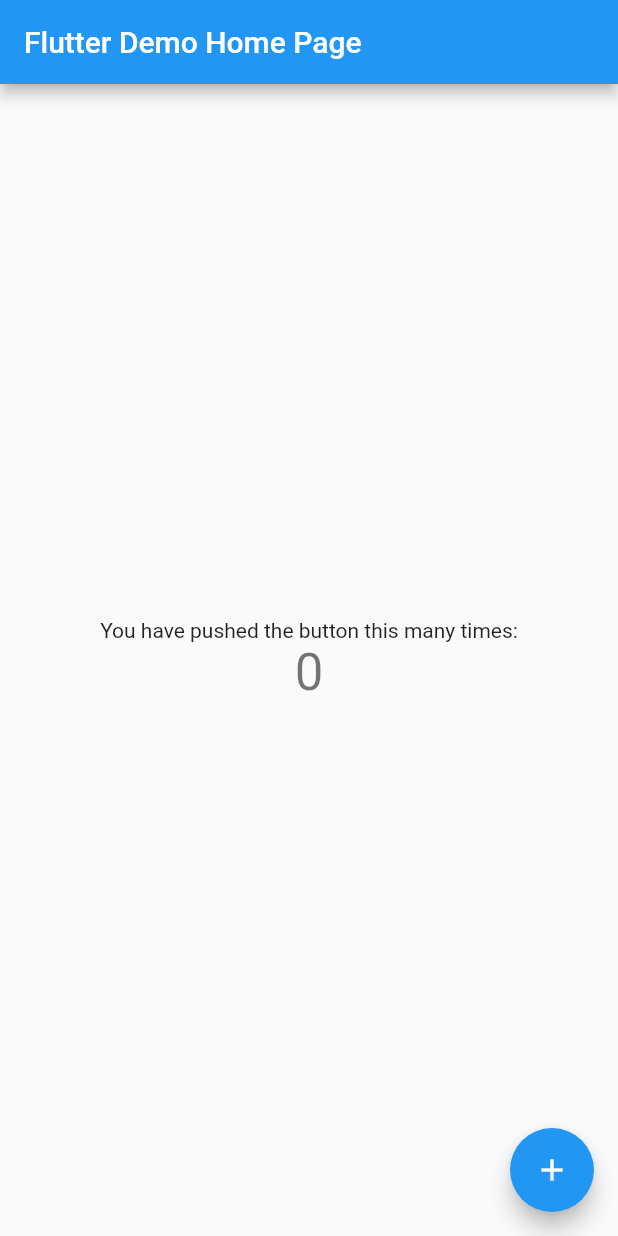
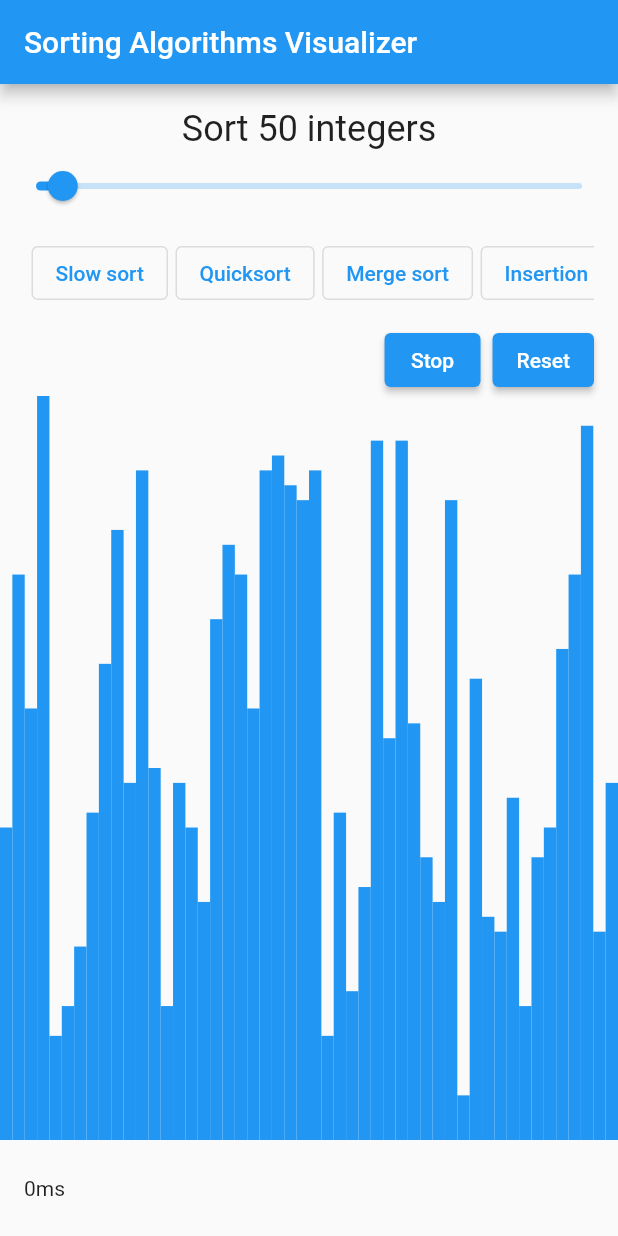
Before and after one commit to yjuyjuy/flutter-algorithm-visualizer, a Flutter app: the screen it shows after launch, on a phone screen of 412 x 824 dp. Run offline on Flutter 3.47's test engine with Material 2 defaults, Android fonts, the phone set to English and light mode, and no system bars.

```diff
--- a/lib/main.dart
+++ b/lib/main.dart
@@ -1,3 +1,6 @@
+import 'dart:async';
+import 'dart:math';
+
 import 'package:flutter/material.dart';
 
 void main() {
@@ -9,39 +12,19 @@ class MyApp extends StatelessWidget {
   @override
   Widget build(BuildContext context) {
     return MaterialApp(
-      title: 'Flutter Demo',
+      title: 'Sorting Algorithms Visualizer',
       theme: ThemeData(
-        // This is the theme of your application.
-        //
-        // Try running your application with "flutter run". You'll see the
-        // application has a blue toolbar. Then, without quitting the app, try
-        // changing the primarySwatch below to Colors.green and then invoke
-        // "hot reload" (press "r" in the console where you ran "flutter run",
-        // or simply save your changes to "hot reload" in a Flutter IDE).
-        // Notice that the counter didn't reset back to zero; the application
-        // is not restarted.
         primarySwatch: Colors.blue,
-        // This makes the visual density adapt to the platform that you run
-        // the app on. For desktop platforms, the controls will be smaller and
-        // closer together (more dense) than on mobile platforms.
+        accentColor: Colors.pink,
         visualDensity: VisualDensity.adaptivePlatformDensity,
       ),
-      home: MyHomePage(title: 'Flutter Demo Home Page'),
+      home: MyHomePage(title: 'Sorting Algorithms Visualizer'),
     );
   }
 }
 
 class MyHomePage extends StatefulWidget {
   MyHomePage({Key key, this.title}) : super(key: key);
-
-  // This widget is the home page of your application. It is stateful, meaning
-  // that it has a State object (defined below) that contains fields that affect
-  // how it looks.
-
-  // This class is the configuration for the state. It holds the values (in this
-  // case the title) provided by the parent (in this case the App widget) and
-  // used by the build method of the State. Fields in a Widget subclass are
-  // always marked "final".
 
   final String title;
 
@@ -50,68 +33,265 @@ class MyHomePage extends StatefulWidget {
 }
 
 class _MyHomePageState extends State<MyHomePage> {
-  int _counter = 0;
+  final _random = Random();
+  final _maxValue = 1000;
+  final List<String> methods = ['Quick sort'];
+  final _t = Stopwatch();
+  static const _delay = Duration(microseconds: 1);
 
-  void _incrementCounter() {
-    setState(() {
-      // This call to setState tells the Flutter framework that something has
-      // changed in this State, which causes it to rerun the build method below
-      // so that the display can reflect the updated values. If we changed
-      // _counter without calling setState(), then the build method would not be
-      // called again, and so nothing would appear to happen.
-      _counter++;
+  // params
+  int _size = 50;
+  List<int> _values;
+  String _method;
+
+  // flags
+  bool _shouldStop;
+  int _ptr1;
+  int _ptr2;
+
+  void _start(Function sortFunction) {
+    _shouldStop = false;
+    setState(() {});
+
+    _t
+      ..reset()
+      ..start();
+    final refreshRate = 360;
+    final refreshTimer = Timer.periodic(
+        Duration(microseconds: (1000000 / refreshRate).round()),
+        (_) => setState(() {}));
+    sortFunction().then((_) {
+      _method = null;
+      _t.stop();
+      refreshTimer.cancel();
+      setState(() {});
     });
+  }
+
+  void _stop() => _shouldStop = true;
+
+  void _reset() {
+    _t.reset();
+    _values = List.generate(_size, (_) => _random.nextInt(_size) + 1);
+  }
+
+  void _swap(int i, int j) {
+    int tmp = _values[j];
+    _values[j] = _values[i];
+    _values[i] = tmp;
+  }
+
+  Future<void> _slowSort() async {
+    for (_ptr1 = 0; _ptr1 < _size - 1; _ptr1++) {
+      for (_ptr2 = _ptr1 + 1; _ptr2 < _size; _ptr2++) {
+        if (_shouldStop) return;
+        if (_values[_ptr2] < _values[_ptr1]) {
+          _swap(_ptr1, _ptr2);
+        }
+        await Future.delayed(_delay);
+      }
+    }
+  }
+
+  Future<void> _quicksort([int start, int end]) async {
+    start ??= 0;
+    end ??= _values.length - 1;
+    if (end <= start) return;
+    _ptr1 = end;
+    for (_ptr2 = start; _ptr2 < _ptr1;) {
+      if (_shouldStop) return;
+      if (_values[_ptr2] > _values[_ptr1]) {
+        _swap(_ptr1 - 1, _ptr1);
+        if (_ptr1 - 1 > _ptr2) _swap(_ptr2, _ptr1);
+        _ptr1--;
+      } else {
+        _ptr2++;
+      }
+      await Future.delayed(_delay);
+    }
+    await _quicksort(start, _ptr1 - 1);
+    await _quicksort(_ptr1 + 1, end);
+  }
+
+  Future<void> _mergeSort([int start, int end]) async {
+    start ??= 0;
+    end ??= _values.length - 1;
+    if (end <= start) return;
+    int mid = ((start + end) / 2.0).ceil();
+    await _mergeSort(start, mid - 1);
+    await _mergeSort(mid, end);
+    List<int> tmp = [];
+    _ptr1 = start;
+    _ptr2 = mid;
+    while (_ptr1 <= mid - 1 || _ptr2 <= end) {
+      if (_ptr1 > mid - 1) {
+        tmp.add(_values[_ptr2]);
+        _ptr2++;
+      } else if (_ptr2 > end) {
+        tmp.add(_values[_ptr1]);
+        _ptr1++;
+      } else if (_values[_ptr1] <= _values[_ptr2]) {
+        tmp.add(_values[_ptr1]);
+        _ptr1++;
+      } else {
+        tmp.add(_values[_ptr2]);
+        _ptr2++;
+      }
+      await Future.delayed(_delay);
+    }
+    for (int i = 0; i < tmp.length; i++) {
+      _ptr1 = start + i;
+      _values[_ptr1] = tmp[i];
+      await Future.delayed(_delay);
+    }
+  }
+
+  Future<void> _insertionSort() async {
+    _ptr1 = 1;
+    while (_ptr1 < _values.length) {
+      _ptr2 = _ptr1;
+      while (_ptr2 > 0 && _values[_ptr2] < _values[_ptr2 - 1]) {
+        if (_shouldStop) return;
+        _swap(_ptr2, _ptr2 - 1);
+        _ptr2--;
+        await Future.delayed(_delay);
+      }
+      _ptr1++;
+    }
+  }
+
+  Future<void> _selectionSort() async {
+    int min;
+    for (_ptr1 = 0; _ptr1 < _size - 1; _ptr1++) {
+      min = _ptr1;
+      for (_ptr2 = _ptr1 + 1; _ptr2 < _size; _ptr2++) {
+        if (_shouldStop) return;
+        if (_values[_ptr2] < _values[min]) {
+          min = _ptr2;
+        }
+        await Future.delayed(_delay);
+      }
+      if (_ptr1 != min) {
+        _swap(min, _ptr1);
+      }
+    }
+  }
+
+  @override
+  void initState() {
+    super.initState();
+    _reset();
   }
 
   @override
   Widget build(BuildContext context) {
-    // This method is rerun every time setState is called, for instance as done
-    // by the _incrementCounter method above.
-    //
-    // The Flutter framework has been optimized to make rerunning build methods
-    // fast, so that you can just rebuild anything that needs updating rather
-    // than having to individually change instances of widgets.
+    final media = MediaQuery.of(context);
+    final itemWidth = media.size.width / _values.length;
+    final theme = Theme.of(context);
+    final methods = {
+      'Slow sort': _slowSort,
+      'Quicksort': _quicksort,
+      'Merge sort': _mergeSort,
+      'Insertion sort': _insertionSort,
+      'Selection sort': _selectionSort,
+    };
     return Scaffold(
       appBar: AppBar(
-        // Here we take the value from the MyHomePage object that was created by
-        // the App.build method, and use it to set our appbar title.
         title: Text(widget.title),
       ),
-      body: Center(
-        // Center is a layout widget. It takes a single child and positions it
-        // in the middle of the parent.
-        child: Column(
-          // Column is also a layout widget. It takes a list of children and
-          // arranges them vertically. By default, it sizes itself to fit its
-          // children horizontally, and tries to be as tall as its parent.
-          //
-          // Invoke "debug painting" (press "p" in the console, choose the
-          // "Toggle Debug Paint" action from the Flutter Inspector in Android
-          // Studio, or the "Toggle Debug Paint" command in Visual Studio Code)
-          // to see the wireframe for each widget.
-          //
-          // Column has various properties to control how it sizes itself and
-          // how it positions its children. Here we use mainAxisAlignment to
-          // center the children vertically; the main axis here is the vertical
-          // axis because Columns are vertical (the cross axis would be
-          // horizontal).
-          mainAxisAlignment: MainAxisAlignment.center,
-          children: <Widget>[
-            Text(
-              'You have pushed the button this many times:',
+      body: Column(
+        children: [
+          const SizedBox(height: 16),
+          Text(
+            'Sort $_size integers',
+            textAlign: TextAlign.center,
+            style: theme.textTheme.headline5,
+          ),
+          Slider(
+            min: 1.0 / _maxValue,
+            max: 1.0,
+            value: 1.0 * _size / _maxValue,
+            onChanged: (value) =>
+                setState(() => _size = (value * _maxValue / 10).ceil() * 10),
+            onChangeEnd: (value) => setState(() => _reset()),
+          ),
+          Container(
+            padding: const EdgeInsets.all(16),
+            height: theme.buttonTheme.height + 32,
+            child: ListView(
+              physics: BouncingScrollPhysics(
+                  parent: AlwaysScrollableScrollPhysics()),
+              scrollDirection: Axis.horizontal,
+              children: [
+                for (final method in methods.keys) ...[
+                  const SizedBox(width: 5),
+                  _method == method
+                      ? ElevatedButton(
+                          onPressed: () {
+                            _method = method;
+                            _start(methods[method]);
+                          },
+                          child: Text(method),
+                        )
+                      : OutlinedButton(
+                          onPressed: () {
+                            _method = method;
+                            _start(methods[method]);
+                          },
+                          child: Text(method),
+                        ),
+                ]
+              ],
             ),
-            Text(
-              '$_counter',
-              style: Theme.of(context).textTheme.headline4,
+          ),
+          Row(
+            mainAxisAlignment: MainAxisAlignment.end,
+            children: [
+              const SizedBox(width: 16),
+              ElevatedButton(
+                onPressed: _stop,
+                child: Text('Stop'),
+              ),
+              const SizedBox(width: 8),
+              ElevatedButton(
+                onPressed: () => setState(() => _reset()),
+                child: Text('Reset'),
+              ),
+              const SizedBox(width: 16),
+            ],
+          ),
+          Expanded(
+            child: LayoutBuilder(
+              builder: (context, constraints) {
+                final heightRatio = constraints.maxHeight / _values.length;
+                return Row(
+                  mainAxisSize: MainAxisSize.min,
+                  crossAxisAlignment: CrossAxisAlignment.end,
+                  children: [
+                    for (int i = 0; i < _values.length; i++)
+                      Container(
+                        color: _ptr1 == i || _ptr2 == i
+                            ? Theme.of(context).accentColor
+                            : Theme.of(context).primaryColor,
+                        height: heightRatio * _values[i],
+                        width: itemWidth,
+                        alignment: Alignment.bottomCenter,
+                      )
+                  ],
+                );
+              },
             ),
-          ],
-        ),
+          ),
+          Container(
+            height: 64,
+            padding: const EdgeInsets.all(16),
+            alignment: Alignment.centerLeft,
+            child: Text(
+              "${_t.elapsedMilliseconds}ms",
+            ),
+          ),
+        ],
       ),
-      floatingActionButton: FloatingActionButton(
-        onPressed: _incrementCounter,
-        tooltip: 'Increment',
-        child: Icon(Icons.add),
-      ), // This trailing comma makes auto-formatting nicer for build methods.
     );
   }
 }
```
Also changed, not shown: 1 other file.
